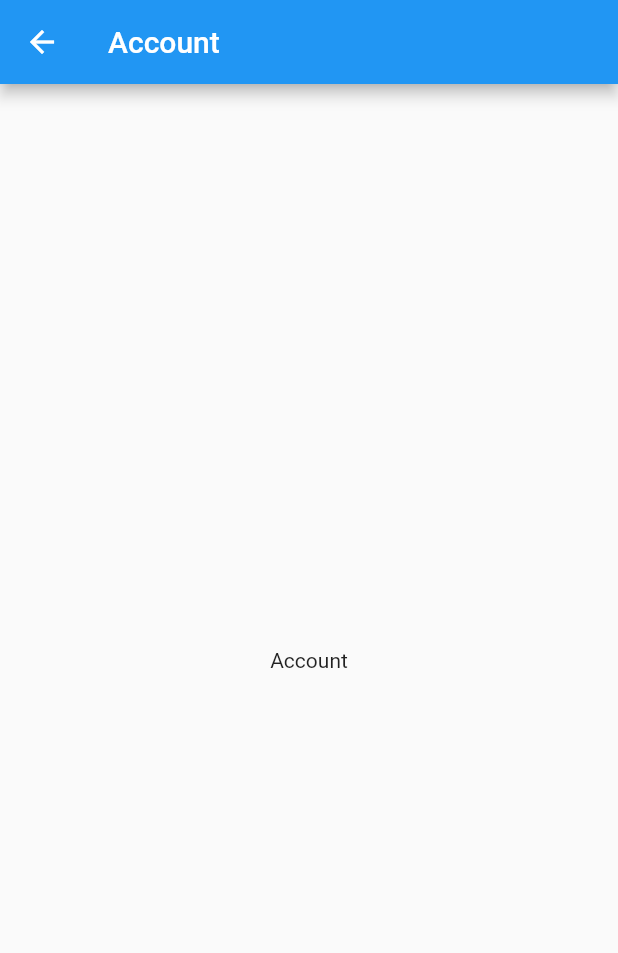
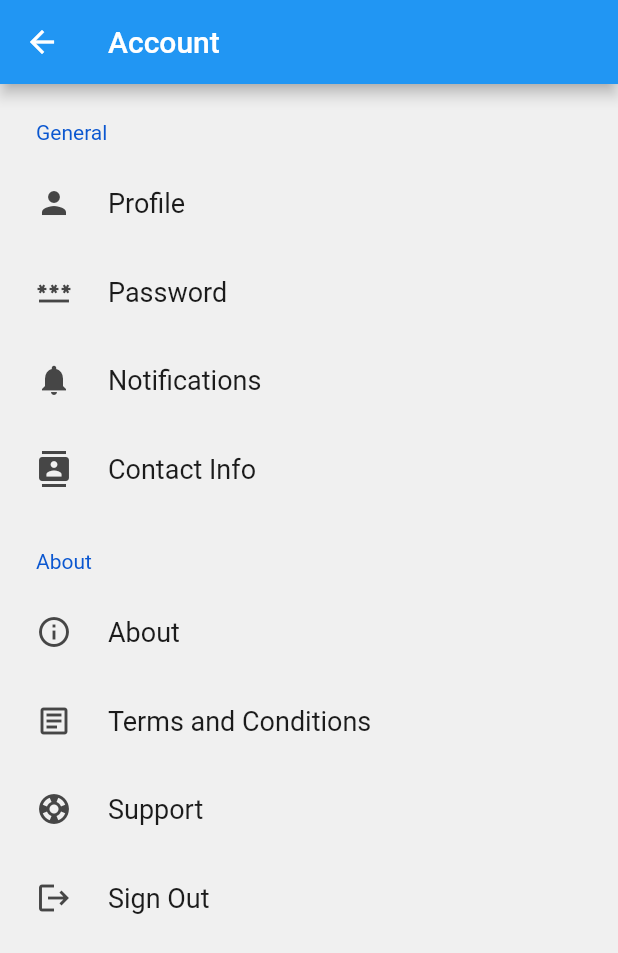
Before and after one commit to rcaina/Passenger, a Flutter app: the Account screen opened directly, on a phone screen of 412 x 824 dp. Shown: the top 953 px of the screen. Run offline on Flutter 3.47's test engine with Material 2 defaults, Android fonts, the phone set to English and light mode, and no system bars; drawn by our look-alikes of settings_ui; our stand-ins replace date_time_picker.

Commit message:
Implement Account and Profile pages

```diff
--- a/lib/view/account.dart
+++ b/lib/view/account.dart
@@ -1,4 +1,6 @@
 import 'package:flutter/material.dart';
+import 'package:passenger/view/profile.dart';
+import 'package:settings_ui/settings_ui.dart';
 
 class Account extends StatefulWidget {
   const Account({Key? key}) : super(key: key);
@@ -13,15 +15,61 @@ class _AccountState extends State<Account> {
       appBar: AppBar(
         title: const Text("Account"),
       ),
-      body: Center(
-        child: Column(
-          mainAxisAlignment: MainAxisAlignment.center,
-          children: const <Widget>[
-            Text(
-              'Account',
-            ),
-          ],
-        ),
+      body: SettingsList(
+        sections: [
+          SettingsSection(
+            title: Text('General'),
+            tiles: <SettingsTile>[
+              SettingsTile.navigation(
+                leading: Icon(Icons.person),
+                title: Text('Profile'),
+                onPressed: (BuildContext context) {
+                  Navigator.push(
+                    context,
+                    MaterialPageRoute(builder: (context) => Profile()),
+                  );
+                },
+              ),
+              SettingsTile.navigation(
+                leading: Icon(Icons.password),
+                title: Text('Password'),
+              ),
+              SettingsTile.navigation(
+                leading: Icon(Icons.notifications),
+                title: Text('Notifications'),
+              ),
+              SettingsTile.navigation(
+                leading: Icon(Icons.contacts),
+                title: Text('Contact Info'),
+              ),
+            ],
+          ),
+          SettingsSection(
+            title: Text('About'),
+            tiles: <SettingsTile>[
+              SettingsTile.navigation(
+                leading: Icon(Icons.info_outline),
+                title: Text('About'),
+              ),
+              SettingsTile.navigation(
+                leading: Icon(Icons.article_outlined),
+                title: Text('Terms and Conditions'),
+              ),
+              SettingsTile.navigation(
+                leading: Icon(Icons.support),
+                title: Text('Support'),
+              ),
+            ],
+          ),
+          SettingsSection(
+            tiles: <SettingsTile>[
+              SettingsTile.navigation(
+                leading: Icon(Icons.logout),
+                title: Text('Sign Out'),
+              ),
+            ],
+          ),
+        ],
       ),
     );
   }
```
Also changed, not shown: lib/globals.dart (+17 -1 lines), lib/view/profile.dart (added, +81 -0 lines), pubspec.yaml (+5 -3 lines), assets/images/mark.png (added), pubspec.lock, 6 other files.
